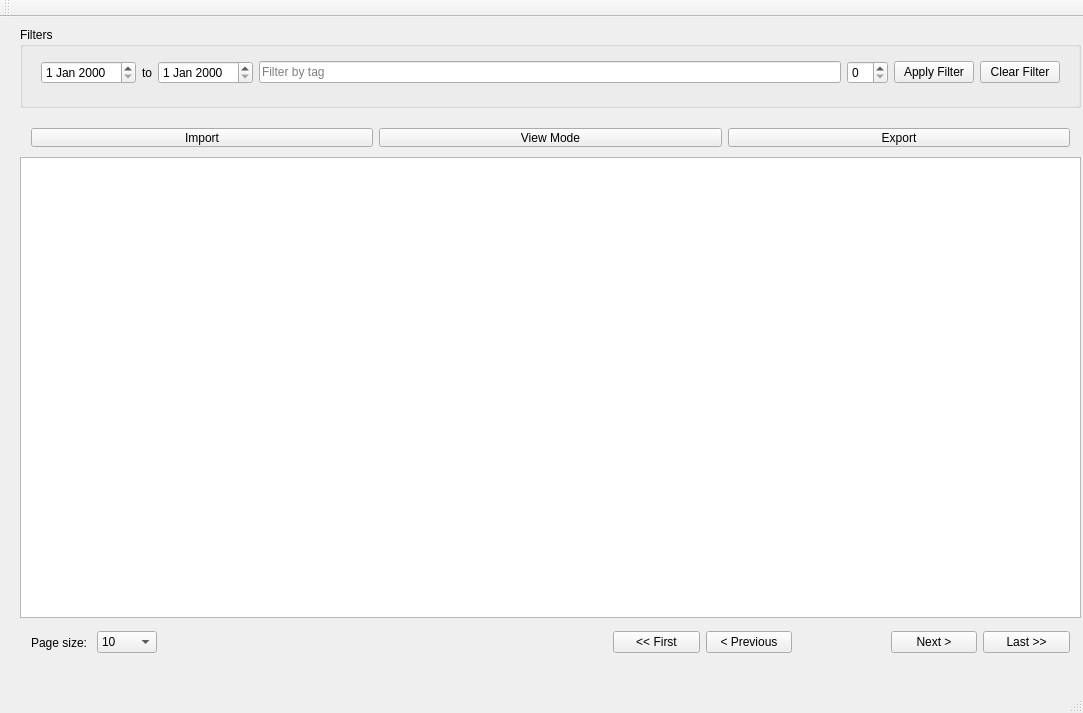
First picture: the form in src/TSS_App.ui, repository juliaondrusova/TSS_2025_Ondrusova, before the edit.
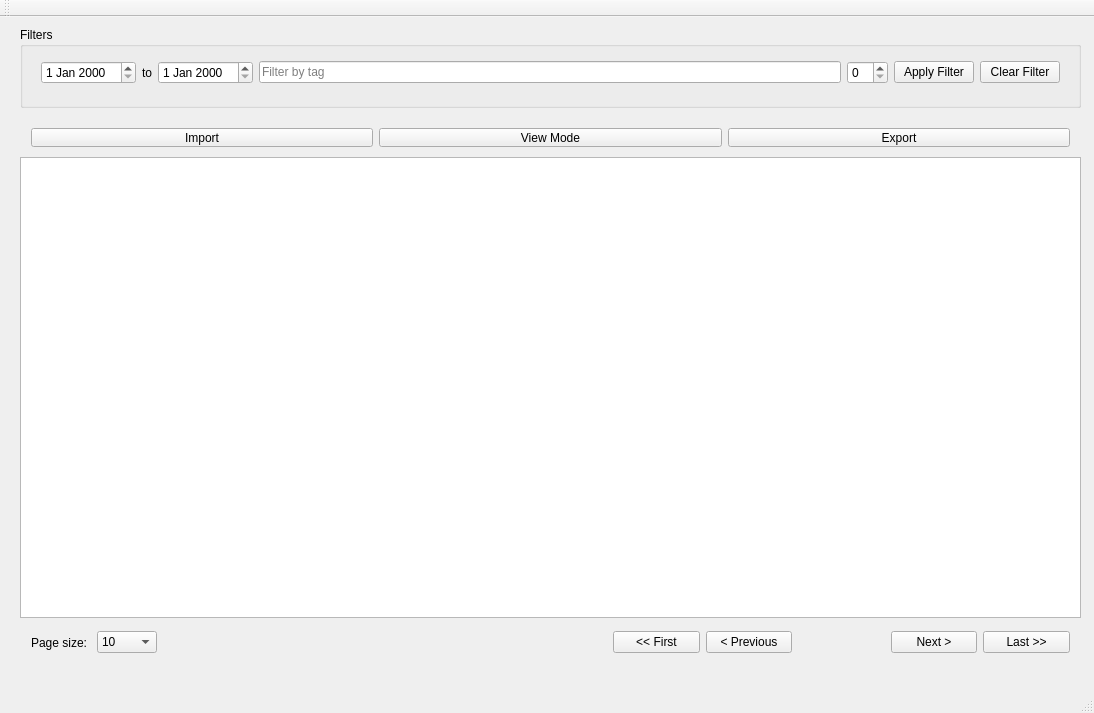
Second picture: the form after the edit.

Commit message: fix pri zobrazeni povodneho obrazka v edit dialogu (po kliknuti na apply a opatovnom otvori edit dialogu sa nedal zobrazit povodny)

Patch:
```diff
--- a/src/TSS_App.ui
+++ b/src/TSS_App.ui
@@ -6,7 +6,7 @@
    <rect>
     <x>0</x>
     <y>0</y>
-    <width>1083</width>
+    <width>1094</width>
     <height>713</height>
    </rect>
   </property>
```
Left out of the diff: 2 changed lines with no effect on the pictures. The commit also changes 2 other files.
